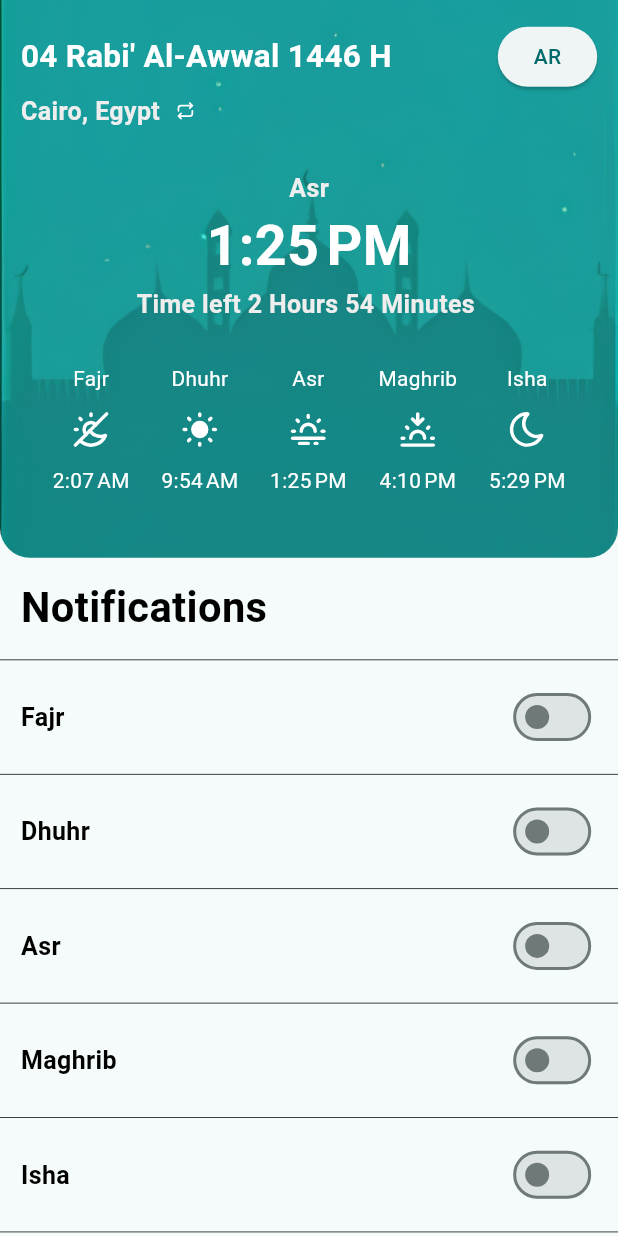
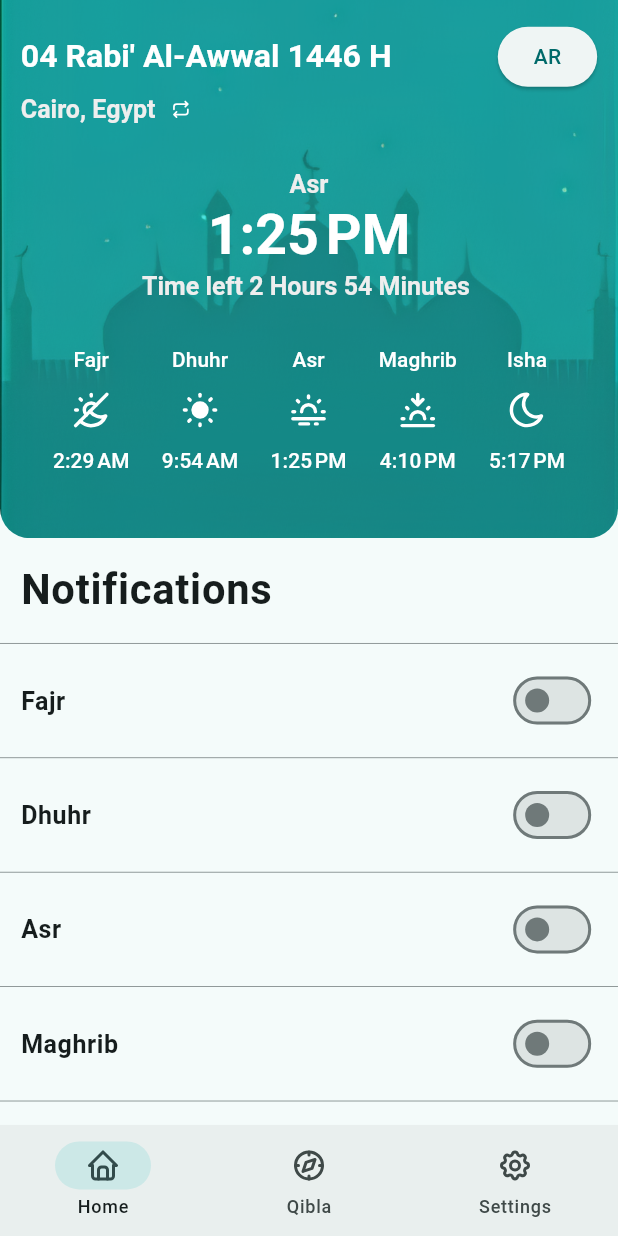
Before and after one commit to amr-alawaad99/Hidaya, a Flutter app: the screen it shows after launch, after a tap on "EN", on a phone screen of 412 x 824 dp. Run offline on Flutter 3.47's test engine with Material 3 defaults, Android fonts, the phone set to English and light mode, and no system bars; our stand-ins replace adhan, flutter_bloc, flutter_local_notifications, flutter_screenutil, flutter_tabler_icons, flutter_timezone and 6 more; missing offline and left inert: flutter_qiblah, workmanager.

Commit message:
added Qibla and Settings screens (incomplete)

```diff
--- a/lib/constants/constants.dart
+++ b/lib/constants/constants.dart
@@ -3,17 +3,6 @@ import 'package:flutter_screenutil/flutter_screenutil.dart';
 
 class Constants {
   static Color primaryColor = const Color(0xff149d9d);
-
-  static TextStyle headingTitle1 = TextStyle(
-    fontSize: 40.sp,
-    fontWeight: FontWeight.bold,
-    color: Colors.white,
-  );
-  static TextStyle headingTitle2 = TextStyle(
-    fontSize: 30.sp,
-    fontWeight: FontWeight.bold,
-    color: Colors.white,
-  );
 
   static TextStyle headingSmall = TextStyle(
     fontSize: 15.sp,
--- a/lib/cubit/main_cubit.dart
+++ b/lib/cubit/main_cubit.dart
@@ -1,5 +1,9 @@
 import 'dart:convert';
 
+import 'package:Hidaya/screens/home_screen.dart';
+import 'package:Hidaya/screens/qibla_screen.dart';
+import 'package:Hidaya/screens/settings_screen.dart';
+import 'package:flutter/cupertino.dart';
 import 'package:flutter/services.dart';
 import 'package:flutter_bloc/flutter_bloc.dart';
 import 'package:Hidaya/cache/cache_helper.dart';
@@ -37,4 +41,22 @@ class MainCubit extends Cubit<MainState> {
     return areEnabled;
   }
 
+  List<Widget> pages = [
+    HomeScreen(),
+    QiblaScreen(),
+    SettingsScreen(),
+  ];
+  int currentPage = 0;
+  void changeCurrentPage(int currentPage){
+    this.currentPage = currentPage;
+    emit(CurrentPageChangedState());
+  }
+
+
+  bool isDarkMode = false;
+  void switchThemeMode(){
+    isDarkMode = !isDarkMode;
+    emit(SwitchThemeModeState());
+  }
+
 }
--- a/lib/cubit/main_state.dart
+++ b/lib/cubit/main_state.dart
@@ -7,3 +7,7 @@ final class ChangeLanguageState extends MainState{}
 final class ToggleSwitchState extends MainState{}
 
 final class RequestNotificationPermissionState extends MainState{}
+
+final class CurrentPageChangedState extends MainState{}
+
+final class SwitchThemeModeState extends MainState{}
--- a/lib/l10n/intl_ar.arb
+++ b/lib/l10n/intl_ar.arb
@@ -14,6 +14,9 @@
   "PermissionDeniedMessage" : "تم منع الوصول إلى الموقع, برجاء منح إذن الوصول من إعدادات التطبيق.",
   "LocationDisabled" : "خدمات الموقع غير مفعلة.",
   "PrayerNotification" : "الإشعارات",
-  "NotificationsDisabled" : "تم منع الإشعارات, براجاء منح إذن الإشعارات من إعدادات التطبيق."
-
+  "NotificationsDisabled" : "تم منع الإشعارات, براجاء منح إذن الإشعارات من إعدادات التطبيق.",
+  "Home" : "الرئيسية",
+  "Qibla" : "القِبلة",
+  "Settings" : "الإعدادات",
+  "DarkMode" : "الوضع الليلي"
 }
--- a/lib/l10n/intl_en.arb
+++ b/lib/l10n/intl_en.arb
@@ -14,7 +14,12 @@
   "PermissionDeniedMessage" : "Location permissions are denied, please allow location access from the app settings.",
   "LocationDisabled" : "Location services are disabled.",
   "PrayerNotification" : "Notifications",
-  "NotificationsDisabled" : "Notifications permission is denied, please allow Notifications from the app settings."
+  "NotificationsDisabled" : "Notifications permission is denied, please allow Notifications from the app settings.",
+  "Home" : "Home",
+  "Qibla" : "Qibla",
+  "Settings" : "Settings",
+  "DarkMode" : "DarkMode"
+
 
 
 
--- a/lib/main.dart
+++ b/lib/main.dart
@@ -1,3 +1,4 @@
+import 'package:Hidaya/screens/layout_screen/layout_screen.dart';
 import 'package:flutter/material.dart';
 import 'package:flutter/services.dart';
 import 'package:flutter_bloc/flutter_bloc.dart';
@@ -67,12 +68,83 @@ class MyApp extends StatelessWidget {
               supportedLocales: S.delegate.supportedLocales,
               debugShowCheckedModeBanner: false,
 
-              /// Theme
+              themeMode: context.read<MainCubit>().isDarkMode? ThemeMode.dark : ThemeMode.light,
+              /// Themes
               theme: ThemeData(
+                iconTheme: IconThemeData(color: Colors.white),
+                brightness: Brightness.light,
                 colorSchemeSeed: Constants.primaryColor,
-                useMaterial3: true,
+                textTheme: TextTheme(
+                  ///
+                  headlineLarge: TextStyle(
+                    fontSize: 40.sp,
+                    fontWeight: FontWeight.bold,
+                    color: Colors.white
+                  ),
+                  headlineMedium: TextStyle(
+                    fontSize: 30.sp,
+                    fontWeight: FontWeight.bold,
+                    color: Colors.white,
+                  ),
+                  // caption
+                  headlineSmall: TextStyle(
+                    fontSize: 18.sp,
+                    fontWeight: FontWeight.bold,
+                    color: Colors.grey[200],
+                  ),
+                  titleSmall: TextStyle(
+                    fontSize: 15.sp,
+                    color: Colors.white,
+                  ),
+                  ///
+                  bodyLarge: TextStyle(
+                  fontSize: 30.sp,
+                  fontWeight: FontWeight.bold,
+                  ),
+                  bodySmall: TextStyle(
+                    fontSize: 18.sp,
+                    fontWeight: FontWeight.bold,
+                  ),
+                ),
               ),
-              home: const HomeScreen(),
+              darkTheme: ThemeData(
+                iconTheme: IconThemeData(color: Colors.black),
+                brightness: Brightness.dark,
+                colorSchemeSeed: Constants.primaryColor,
+                textTheme: TextTheme(
+                  ///
+                  headlineLarge: TextStyle(
+                      fontSize: 40.sp,
+                      fontWeight: FontWeight.bold,
+                      color: Colors.black
+                  ),
+                  headlineMedium: TextStyle(
+                    fontSize: 30.sp,
+                    fontWeight: FontWeight.bold,
+                    color: Colors.black,
+                  ),
+                  // caption
+                  headlineSmall: TextStyle(
+                    fontSize: 18.sp,
+                    fontWeight: FontWeight.bold,
+                    color: Colors.grey[850],
+                  ),
+                  titleSmall: TextStyle(
+                    fontSize: 15.sp,
+                    color: Colors.black,
+                  ),
+                  ///
+                  bodyLarge: TextStyle(
+                    fontSize: 30.sp,
+                    fontWeight: FontWeight.bold,
+                  ),
+                  bodySmall: TextStyle(
+                    fontSize: 18.sp,
+                    fontWeight: FontWeight.bold,
+                  ),
+                ),
+              ),
+              home: const LayoutScreen(),
             );
           },
         ),
--- a/lib/screens/home_screen.dart
+++ b/lib/screens/home_screen.dart
@@ -26,7 +26,7 @@ class HomeScreenState extends State<HomeScreen> {
   double? lat = CacheHelper().getData(key: "lat");
   double? long = CacheHelper().getData(key: "long");
   late Coordinates _myCoordinates = Coordinates(lat?? 30.033333,long?? 31.233334); // Replace with your own location lat, lng.
-  final _params = CalculationMethod.egyptian.getParameters();
+  final _params = CalculationMethod.north_america.getParameters();
   late  PrayerTimes _prayerTimes = PrayerTimes.today(_myCoordinates, _params);
   // getting next day date/time (midnight time 00:00) to use it for getting next day prayers time
   final DateTime nextDay = DateTime(DateTime.now().year, DateTime.now().month, DateTime.now().day+1);
@@ -159,7 +159,7 @@ class HomeScreenState extends State<HomeScreen> {
     Placemark place = placeMarks[0];
 
     setState(() {
-      _address = "${place.administrativeArea}, ${place.country}";
+      _address = "${place.locality}, ${place.administrativeArea}, ${place.isoCountryCode}";
     });
   }
 
--- /dev/null
+++ b/lib/screens/layout_screen/layout_screen.dart
@@ -0,0 +1,45 @@
+import 'package:Hidaya/constants/bloc_observer.dart';
+import 'package:Hidaya/cubit/main_cubit.dart';
+import 'package:Hidaya/cubit/main_state.dart';
+import 'package:Hidaya/screens/home_screen.dart';
+import 'package:flutter/material.dart';
+import 'package:flutter_bloc/flutter_bloc.dart';
+import 'package:flutter_screenutil/flutter_screenutil.dart';
+import 'package:flutter_tabler_icons/flutter_tabler_icons.dart';
+import '../../generated/l10n.dart';
+
+class LayoutScreen extends StatelessWidget {
+  const LayoutScreen({super.key});
+
+  @override
+  Widget build(BuildContext context) {
+    return BlocBuilder<MainCubit, MainState>(
+  builder: (context, state) {
+    return Scaffold(
+      body: context.read<MainCubit>().pages[context.read<MainCubit>().currentPage],
+      bottomNavigationBar: NavigationBar(
+        selectedIndex: context.read<MainCubit>().currentPage,
+        height: 80.h,
+        onDestinationSelected: (value) {
+          context.read<MainCubit>().changeCurrentPage(value);
+        },
+        destinations: [
+          NavigationDestination(
+            icon: Icon(TablerIcons.home),
+            label: S.of(context).Home,
+          ),
+          NavigationDestination(
+            icon: Icon(TablerIcons.compass),
+            label: S.of(context).Qibla,
+          ),
+          NavigationDestination(
+            icon: Icon(TablerIcons.settings),
+            label: S.of(context).Settings,
+          ),
+        ],
+      ),
+    );
+  },
+);
+  }
+}
--- a/lib/widget_builder/home_screen_widgets/prayers_notification_widget.dart
+++ b/lib/widget_builder/home_screen_widgets/prayers_notification_widget.dart
@@ -27,12 +27,12 @@ class PrayersNotificationWidget extends StatelessWidget {
           padding: EdgeInsets.all(15.sp),
           child: Text(
             S.of(context).PrayerNotification,
-            style: Constants.headingTitle2.copyWith(color: Colors.black),
+            style: Theme.of(context).textTheme.bodyLarge,
           ),
         ),
         Container(
           height: 0.5,
-          color: Colors.black,
+          color: Theme.of(context).dividerColor,
         ),
         notificationCard(Prayer.fajr.name, context),
         notificationCard(Prayer.dhuhr.name, context),
@@ -56,7 +56,7 @@ Widget notificationCard(String prayerName, BuildContext context) => Container(
       padding: EdgeInsets.all(15.sp),
       decoration: BoxDecoration(
         border: BorderDirectional(
-          bottom: BorderSide(color: Colors.black, width: 0.5.w),
+          bottom: BorderSide(color: Theme.of(context).dividerColor, width: 0.5.w),
         ),
       ),
       child: Row(
@@ -65,7 +65,7 @@ Widget notificationCard(String prayerName, BuildContext context) => Container(
           Expanded(
               child: Text(
             ar_enPrayerName(prayerName, context),
-            style: Constants.headingCaption.copyWith(color: Colors.black),
+            style: Theme.of(context).textTheme.bodySmall,
           )),
           /// Turn notification on/off switch
           Switch(
--- a/lib/widget_builder/home_screen_widgets/prayers_time_widget.dart
+++ b/lib/widget_builder/home_screen_widgets/prayers_time_widget.dart
@@ -46,7 +46,7 @@ class PrayersTimeWidget extends StatelessWidget {
               FittedText(
                 text: HijriCalendar.now()
                     .toFormat("dd MMMM yyyy ${S.of(context).Hijri}"),
-                textStyle: Constants.headingTitle2,
+                textStyle: Theme.of(context).textTheme.headlineMedium!,
                 boxConstraints:
                     BoxConstraints(maxWidth: 0.6.sw, maxHeight: 0.05.sh),
               ),
@@ -73,7 +73,7 @@ class PrayersTimeWidget extends StatelessWidget {
                 boxConstraints:
                     BoxConstraints(maxWidth: 0.5.sw, maxHeight: 0.03.sh),
                 text: address,
-                textStyle: Constants.headingCaption,
+                textStyle: Theme.of(context).textTheme.headlineSmall!,
               ),
               SizedBox(
                 width: 10.w,
@@ -86,7 +86,6 @@ class PrayersTimeWidget extends StatelessWidget {
                 },
                 child: Icon(
                   TablerIcons.repeat,
-                  color: Colors.white,
                   size: 15.sp,
                 ),
               ),
@@ -106,20 +105,20 @@ class PrayersTimeWidget extends StatelessWidget {
                           ? Prayer.fajr.name
                           : prayerTimes.nextPrayer().name,
                       context),
-                  style: Constants.headingCaption,
+                  style: Theme.of(context).textTheme.headlineSmall,
                 ),
                 Text(
                   DateFormat.jm(S.of(context).Language).format(
                       prayerTimes.timeForPrayer(prayerTimes.nextPrayer()) ??
                           nextFajr),
-                  style: Constants.headingTitle1,
+                  style: Theme.of(context).textTheme.headlineLarge,
                 ),
                 Text(
                   "${S.of(context).TimeLeft} "
                   "${remainingTime.inHours > 0 ? "${remainingTime.inHours} ${S.of(context).Hour}${remainingTime.inHours > 1 && S.of(context).Language == "en" ? 's' : ''} " : ""}"
                   "${remainingTime.inMinutes > 0 ? "${remainingTime.inMinutes % 60} ${S.of(context).Minute}${remainingTime.inMinutes > 1 && S.of(context).Language == "en" ? 's' : ''} " : ""}"
                   "${remainingTime.inHours == 0 ? "${remainingTime.inSeconds % 60} ${S.of(context).Second}${remainingTime.inSeconds > 1 && S.of(context).Language == "en" ? 's' : ''} " : ""}",
-                  style: Constants.headingCaption,
+                  style: Theme.of(context).textTheme.headlineSmall,
                 ),
               ],
             ),
@@ -133,7 +132,7 @@ class PrayersTimeWidget extends StatelessWidget {
             children: [
               const Spacer(),
               prayerTimeCard(prayerTimes.fajr, S.of(context).Fajr,
-                  TablerIcons.sun_moon, context),
+                  TablerIcons.sun_moon, context,),
               const Spacer(),
               prayerTimeCard(prayerTimes.dhuhr, S.of(context).Dhuhr,
                   TablerIcons.sun_filled, context),
@@ -183,19 +182,18 @@ Widget prayerTimeCard(
       children: [
         Text(
           prayerName,
-          style: Constants.headingSmall,
+          style: Theme.of(context).textTheme.titleSmall,
         ),
         Padding(
           padding: const EdgeInsets.all(10),
           child: Icon(
             icon,
-            color: Colors.white,
             size: 30.sp,
           ),
         ),
         Text(
           DateFormat.jm(S.of(context).Language).format(prayerTime!),
-          style: Constants.headingSmall,
+          style: Theme.of(context).textTheme.titleSmall,
         )
       ],
     );
--- a/pubspec.yaml
+++ b/pubspec.yaml
@@ -51,6 +51,8 @@ dependencies:
   flutter_native_splash: ^2.4.1
   timezone: ^0.9.4
   flutter_timezone: ^3.0.0
+  flutter_qiblah: ^3.0.4
+  permission_handler: ^11.3.1
 
 dev_dependencies:
   flutter_launcher_icons: ^0.13.1
@@ -97,6 +99,7 @@ flutter:
   assets:
     - assets/images/background.png
     - assets/ringtones/azan.mp3
+    - assets/images/qiblah.png
   #   - images/a_dot_burr.jpeg
   #   - images/a_dot_ham.jpeg
   # An image asset can refer to one or more resolution-specific "variants", see
```
Also changed, not shown: lib/screens/qibla_screen.dart (added, +102 -0 lines), lib/screens/settings_screen.dart (added, +41 -0 lines), assets/images/qiblah.png (added), lib/generated/intl/messages_ar.dart, lib/generated/intl/messages_en.dart, lib/generated/l10n.dart, pubspec.lock, 4 other files.
